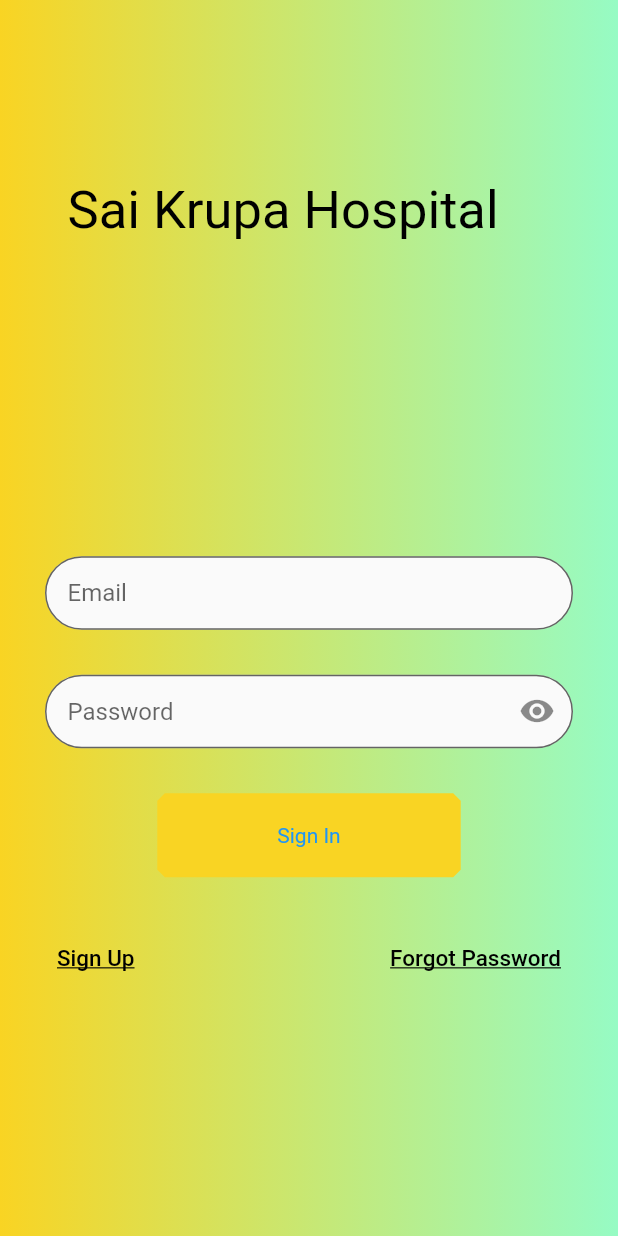
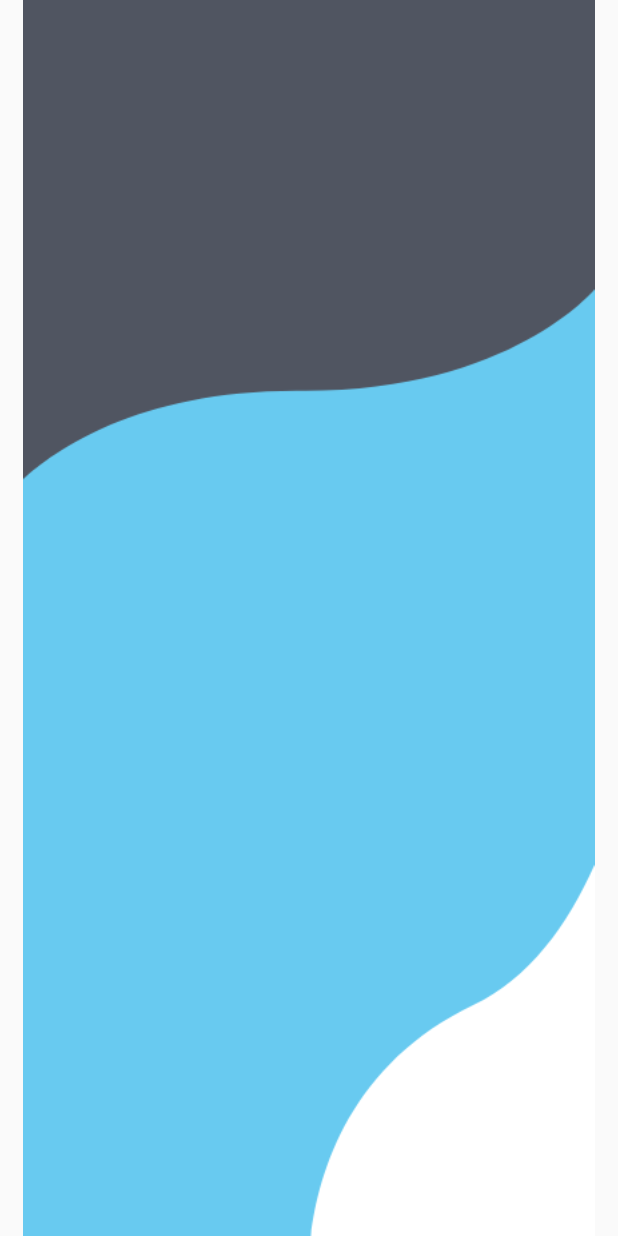
Before and after one commit to rahiavinash/Hospital, a Flutter app: the first screen one second after launch, on a phone screen of 412 x 824 dp. Run offline on Flutter 3.47's test engine with Material 2 defaults, Android fonts, the phone set to English and light mode, and no system bars; our stand-ins replace another_flushbar, fluttertoast; Roboto replaces fonts that are missing (birthday).

Commit message:
Create Splash Screen

```diff
--- a/lib/SignIn.dart
+++ b/lib/SignIn.dart
@@ -1,7 +1,8 @@
 import 'package:flutter/cupertino.dart';
 import 'package:flutter/material.dart';
+import 'Utils/Toast/toast.dart';
 
-import 'Utils/Toast/toast.dart';
+
 
 class SignIn extends StatefulWidget {
   const SignIn({Key? key}) : super(key: key);
@@ -15,13 +16,11 @@ class _SignInState extends State<SignIn> {
   Widget build(BuildContext context) {
     return Container(
 
-      decoration: BoxDecoration
+      decoration: const BoxDecoration
         (
         gradient: LinearGradient(
           colors: [
-           Color(0xfff9d423),Color(0xff96fbc4),
-          ],
-
+           Color(0xfff9d423),Color(0xff96fbc4),],
         )
        //   image: DecorationImage( image: AssetImage('Assest/register.png') ,fit: BoxFit.cover)
       ),
@@ -29,19 +28,17 @@ class _SignInState extends State<SignIn> {
         backgroundColor: Colors.transparent,
         body: Stack(children: [
           Container(
-
-            padding: EdgeInsets.only(left: 45,top: 120),
-            child: Text("Sai Krupa Hospital",style: TextStyle(color: Color(0xff000000)
+            padding: const EdgeInsets.only(left: 45,top: 120),
+            child: const Text("Sai Krupa Hospital",style: TextStyle(color: Color(0xff000000)
                 ,fontSize: 35,),
             ),
-
           ),
           SingleChildScrollView(
             child: Container(
               padding: EdgeInsets.only(top: MediaQuery.of(context).size.height*0.45,left: 30,right: 30),
               child: Column(
                 children: [
-                  SizedBox(
+                  const SizedBox(
                     height: 0,
                   ),
                   TextField(
@@ -54,7 +51,7 @@ class _SignInState extends State<SignIn> {
                         contentPadding: EdgeInsets.all(15) //for inside padding size
                     ),
                   ),
-                  SizedBox(
+                  const SizedBox(
                     height: 30,
                   ),
                   TextField(
@@ -69,20 +66,20 @@ class _SignInState extends State<SignIn> {
                         contentPadding: EdgeInsets.all(15)
                     ),
                   ),
-                  SizedBox(height: 30,),
+                  const SizedBox(height: 30,),
            TextButton(onPressed: (){
 
            }, child: Text("Sign In"),
 
-               style: TextButton.styleFrom(textStyle: TextStyle(fontFamily:AutofillHints.birthday,color: Color(0xff000000) )
-                   ,padding: EdgeInsets.only(left: 80,right: 80,top: 20,bottom: 20),
-                   backgroundColor: Color(0xfff9d423),shape: BeveledRectangleBorder(borderRadius: BorderRadius.all(Radius.circular(5)))
+               style: TextButton.styleFrom(textStyle: const TextStyle(fontFamily:AutofillHints.birthday,color: Color(0xff000000) )
+                   ,padding: const EdgeInsets.only(left: 80,right: 80,top: 20,bottom: 20),
+                   backgroundColor: const Color(0xfff9d423),shape: const BeveledRectangleBorder(borderRadius: BorderRadius.all(Radius.circular(5)))
                )
 
            ),
 
            //   children: [Text("SignIn ",style: TextStyle(fontSize: 27,fontWeight: FontWeight.w700),)
-                  SizedBox(
+                  const SizedBox(
                     height: 30,
                   ),
                   Row(
@@ -91,14 +88,13 @@ class _SignInState extends State<SignIn> {
                       TextButton(onPressed: (){
                         //navigation
                         Navigator.pushNamed(context, "Register");
-                      }, child: Text("Sign Up",style: TextStyle(decoration: TextDecoration.underline,
+                      }, child: const Text("Sign Up",style: TextStyle(decoration: TextDecoration.underline,
                           fontSize: 15,color: Colors.black),)),
                       TextButton(onPressed: (){
                         Toast.flushbarError("Forget Password", context);
                         Toast.toastMessage("Forget password");
-
                         //     Navigator.pushNamed(context, "forgetPassword");
-                      }, child: Text("Forgot Password",style: TextStyle(decoration: TextDecoration.underline,
+                      }, child: const Text("Forgot Password",style: TextStyle(decoration: TextDecoration.underline,
                           fontSize: 15,color: Colors.black),))
 
                     ],
--- /dev/null
+++ b/lib/Utils/Splash/splash.dart
@@ -0,0 +1,31 @@
+import 'package:flutter/material.dart';
+import 'package:sai_krupa_hospital/SignIn.dart';
+
+class SplashScreen extends StatefulWidget {
+  const SplashScreen({Key? key}) : super(key: key);
+
+  @override
+  State<SplashScreen> createState() => _SplashScreenState();
+}
+
+class _SplashScreenState extends State<SplashScreen> {
+@override
+  void initState() {
+   Future.delayed(const Duration(seconds:1 ),(){
+     Navigator.pushReplacement(context, MaterialPageRoute(builder: (context)=>SignIn()));
+
+   });
+    super.initState();
+  }
+
+  @override
+  Widget build(BuildContext context) {
+    return Scaffold(
+      body: Center(
+        child: SizedBox(
+          child: Image.asset('Assest/register.png'),
+        ),
+      ),
+    );
+  }
+}
--- /dev/null
+++ b/lib/View/View.dart
@@ -0,0 +1 @@
+import 'package:flutter/material.dart';
--- a/lib/main.dart
+++ b/lib/main.dart
@@ -1,12 +1,13 @@
 import 'package:flutter/material.dart';
 import 'package:sai_krupa_hospital/SignIn.dart';
+import 'package:sai_krupa_hospital/Utils/Splash/splash.dart';
 
 void main() {
   runApp(MaterialApp(
     debugShowCheckedModeBanner: false,
-    initialRoute: "signin",
+    initialRoute: "splash",
     routes: {
-      "signin" :(context)=>SignIn()
+      "splash" :(context)=>SplashScreen()
     },
   ));
 }
```
